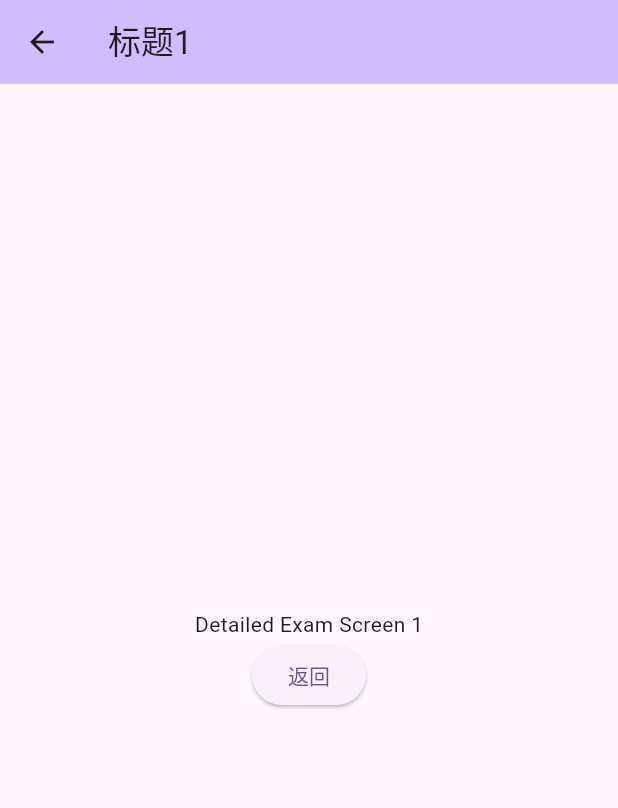
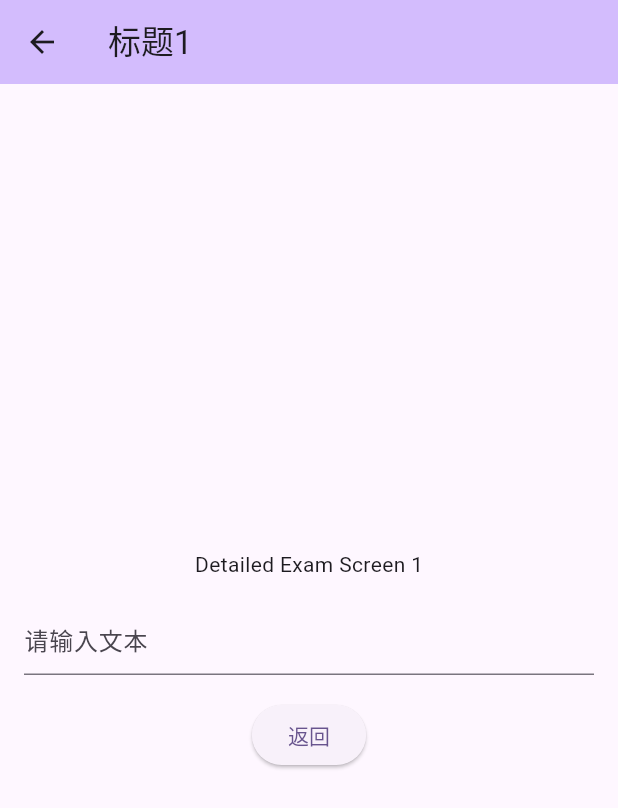
Before and after one commit to HHepan/exam-community, a Flutter app: the DetailedExamScreen1 screen opened directly, on a phone screen of 412 x 824 dp. Shown: the top 808 px of the screen. Run offline on Flutter 3.47's test engine with Material 3 defaults, Android fonts, the light colour scheme and no system bars.

Commit message:
input box example

```diff
--- a/lib/exam/exam-screen-1.dart
+++ b/lib/exam/exam-screen-1.dart
@@ -13,6 +13,14 @@ class DetailedExamScreen1 extends StatelessWidget {
           mainAxisAlignment: MainAxisAlignment.center,
           children: <Widget>[
             Text('Detailed Exam Screen 1'),
+            Padding(
+              padding: const EdgeInsets.all(16.0),
+              child: TextField(
+                decoration: InputDecoration(
+                  hintText: '请输入文本',
+                ),
+              ),
+            ),
             ElevatedButton(
               onPressed: () {
                 Navigator.pop(context);
--- a/lib/main.dart
+++ b/lib/main.dart
@@ -1,6 +1,5 @@
 import 'package:exam_community/personal/personal.dart';
 import 'package:flutter/material.dart';
-
 import 'community/community.dart';
 import 'exam/exam.dart';
 
```
